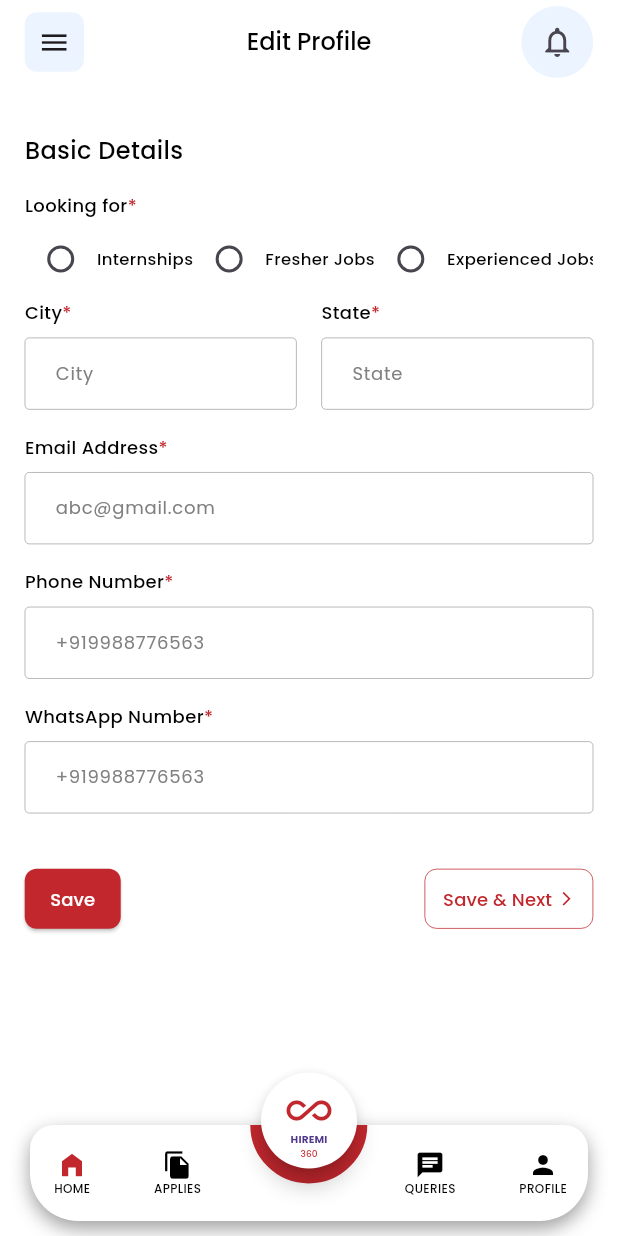
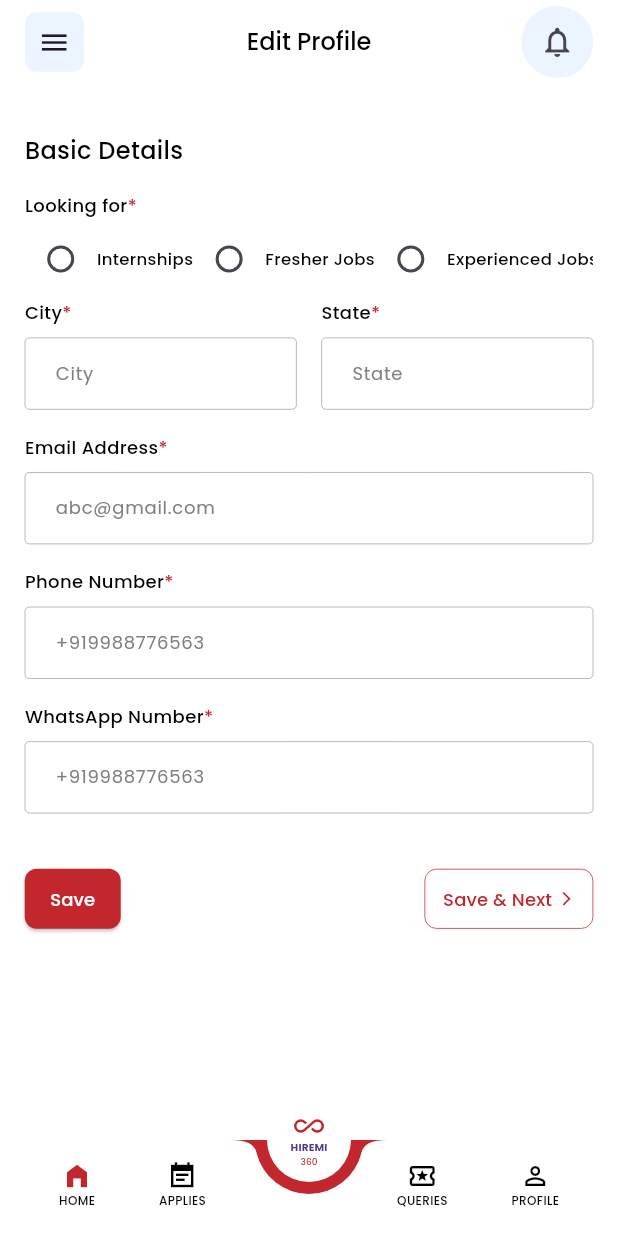
Before and after one commit to MustufaMemon10/hiremi_profile, a Flutter app: the screen it shows after launch, after a tap on "Basic Details", on a phone screen of 412 x 824 dp. Run offline on Flutter 3.47's test engine with Material 3 defaults, Android fonts, the phone set to English and light mode, and no system bars; drawn by our look-alikes of percent_indicator; our stand-ins replace google_fonts, hexcolor.

Commit message:
make desired Nav bar

```diff
--- /dev/null
+++ b/lib/Nav_Bar.dart
@@ -0,0 +1,83 @@
+import 'package:flutter/material.dart';
+import 'package:hiremi_profile/core/utils/constants/AppSizes.dart';
+import 'package:hiremi_profile/core/utils/constants/colors.dart';
+
+class BottomNavBar extends StatefulWidget {
+  const BottomNavBar({super.key});
+
+  @override
+  State<BottomNavBar> createState() => _BottomNavBarState();
+}
+
+class _BottomNavBarState extends State<BottomNavBar> {
+  int _selectedIndex = 0;
+
+  void _onItemTapped(int index) {
+    setState(() {
+      _selectedIndex = index;
+    });
+  }
+
+  @override
+  Widget build(BuildContext context) {
+    double screenWidth = MediaQuery.of(context).size.width;
+    double spacing = (screenWidth - (4 * 50)) / 5;
+    return Container(
+      height: 64,
+      decoration: BoxDecoration(
+        color: AppColors.primary,
+        borderRadius: const BorderRadius.only(
+          topLeft: Radius.circular(16),
+          topRight: Radius.circular(16),
+          bottomLeft: Radius.circular(32),
+          bottomRight: Radius.circular(32),
+        ),
+      ),
+      child:  BottomAppBar(
+        color: Colors.white,
+        shape: const CircularNotchedRectangle(),
+        notchMargin: 8,
+        child: Padding(
+          padding:  EdgeInsets.all(Sizes.responsiveXxs(context)),
+          child:  Row(
+            mainAxisAlignment: MainAxisAlignment.spaceAround,
+            crossAxisAlignment: CrossAxisAlignment.start,
+            children: [
+              _buildNavItem(Icons.home_filled, 'HOME', 0),
+              _buildNavItem(Icons.event_note_sharp, 'APPLIES', 1),
+              SizedBox(width: Sizes.responsiveXxl(context)),
+              _buildNavItem(Icons.local_activity_outlined, 'QUERIES', 2),
+              _buildNavItem(Icons.person_outline, 'PROFILE', 3),
+            ],
+          ),
+        ),
+      ),
+    );
+  }
+
+  Widget _buildNavItem(IconData icon, String label, int index) {
+    return GestureDetector(
+      onTap: () => _onItemTapped(index),
+      child: Column(
+        mainAxisSize: MainAxisSize.min,
+        mainAxisAlignment: MainAxisAlignment.center,
+        children: [
+          Icon(
+            icon,
+            size: 20,
+            color: _selectedIndex == index
+                ? AppColors.primary
+                : Colors.black,
+          ),
+          Text(
+            label,
+            style: const TextStyle(
+              fontSize: 8,
+              color: Colors.black,
+            ),
+          ),
+        ],
+      ),
+    );
+  }
+}
--- a/lib/Navigation.dart
+++ b/lib/Navigation.dart
@@ -1,9 +1,14 @@
 import 'package:flutter/material.dart';
+import 'package:hiremi_profile/Nav_Bar.dart';
 import 'package:hiremi_profile/screens/Verified_Profile_Section/ProfileScreen.dart';
-import 'package:percent_indicator/circular_percent_indicator.dart';
+
+import 'core/utils/constants/AppSizes.dart';
+import 'core/utils/constants/colors.dart';
+
 
 class NewNavbar extends StatefulWidget {
   final bool isV;
+
   const NewNavbar({super.key, required this.isV});
 
   @override
@@ -15,6 +20,7 @@ class _NewNavbarState extends State<NewNavbar> {
   final PageController _pageController = PageController();
 
   late List<Widget> _pages;
+
   @override
   void initState() {
     super.initState();
@@ -35,8 +41,6 @@ class _NewNavbarState extends State<NewNavbar> {
 
   @override
   Widget build(BuildContext context) {
-    double screenWidth = MediaQuery.of(context).size.width;
-    double spacing = (screenWidth - (4 * 50)) / 5;
     return Scaffold(
       backgroundColor: Colors.white,
       body: Stack(
@@ -44,7 +48,8 @@ class _NewNavbarState extends State<NewNavbar> {
           PageView(
             controller: _pageController,
             children: _pages
-                .map((page) => Navigator(
+                .map((page) =>
+                Navigator(
                   onGenerateRoute: (settings) {
                     return MaterialPageRoute(
                       builder: (context) => page,
@@ -58,116 +63,38 @@ class _NewNavbarState extends State<NewNavbar> {
               });
             },
           ),
-          Positioned(
-            bottom: 10,
-            left: 20,
-            right: 20,
-            child: Container(
-              height: 64,
-              decoration: const BoxDecoration(
-                color: Colors.white,
-                borderRadius: BorderRadius.only(
-                  topLeft: Radius.circular(16),
-                  topRight: Radius.circular(16),
-                  bottomLeft: Radius.circular(32),
-                  bottomRight: Radius.circular(32),
+    ]
       ),
-                boxShadow: [
-                  BoxShadow(
-                    color: Colors.grey,
-                    blurRadius: 10,
-                    offset: Offset(0, 5),
+          bottomNavigationBar: const BottomNavBar(),
+          floatingActionButtonLocation: FloatingActionButtonLocation.centerDocked,
+          floatingActionButton:
+          FloatingActionButton(
+              onPressed: () {
+                // Define the action for the FloatingActionButton here
+              },
+              elevation: 0,
+              backgroundColor: Colors.white,
+              shape: const CircleBorder(),
+              child:  const Center(
+                child:Column(
+                  mainAxisAlignment: MainAxisAlignment.center,
+                  children: [
+                    Icon(
+                      Icons.all_inclusive,
+                      color: Color(0xFFC1272D),
+                      size: 20,
+                    ),
+                    Text(
+                      'HIREMI',
+                      style: TextStyle(fontSize: 7, fontWeight: FontWeight.bold),
+                    ),
+                    Text(
+                      '360',
+                      style: TextStyle(fontSize: 6, color: Color(0xFFC1272D)),
                     ),
                   ],
                 ),
-              child: Padding(
-                padding: const EdgeInsets.all(16),
-                child: Row(
-                  children: [
-                    _buildNavItem(Icons.home_filled, 'HOME', 0),
-                    SizedBox(
-                      width: spacing,
-                    ),
-                    _buildNavItem(Icons.file_copy, 'APPLIES', 1),
-                    SizedBox(
-                      width: spacing * 3.2,
-                    ),
-                    _buildNavItem(Icons.chat, 'QUERIES', 2),
-                    SizedBox(
-                      width: spacing,
-                    ),
-                    _buildNavItem(Icons.person, 'PROFILE', 3),
-                  ],
-                ),
-              ),
-            ),
-          ),
-          // Positioned(
-          //     bottom:
-          //         10,
-          //     left: 0,
-          //     right: 0,
-          //     child: SizedBox(height: 100, width: 5,child: Image.asset('assets/Rectangle 50.png'))
-          //     ),
-          Positioned(
-              bottom: 35,
-              left: screenWidth*0.405,
-              child: CircularPercentIndicator(
-                radius: 39,
-                lineWidth: 15,
-                percent: 0.50,
-
-                progressColor: const Color(0xFFC1272D),
-                backgroundColor: Colors.transparent,
-                startAngle: 90,
               )),
-          Positioned(
-            bottom: 25,
-            left: 0,
-            right: 0,
-            child: Transform.translate(
-              offset: const Offset(0, -20),
-              child: Center(
-                child: SizedBox(
-                  width: 64,
-                  height: 64,
-                  child: FloatingActionButton(
-                    onPressed: () {
-                      // Define the action for the FloatingActionButton here
-                    },
-                    backgroundColor: Colors.white,
-                    shape: const CircleBorder(),
-                    child: const Center(
-                      child: Column(
-                        children: [
-                          SizedBox(
-                            height: 10,
-                          ),
-                          Icon(
-                            Icons.all_inclusive,
-                            color: Color(0xFFC1272D),
-                            size: 30,
-                          ),
-                          Text(
-                            'HIREMI',
-                            style: TextStyle(
-                                fontSize: 7, fontWeight: FontWeight.bold),
-                          ),
-                          Text(
-                            '360',
-                            style: TextStyle(
-                                fontSize: 6, color: Color(0xFFC1272D)),
-                          )
-                        ],
-                      ),
-                    ),
-                  ),
-                ),
-              ),
-            ),
-          ),
-        ],
-      ),
     );
   }
 
@@ -182,7 +109,7 @@ class _NewNavbarState extends State<NewNavbar> {
             icon,
             size: 20,
             color: _selectedIndex == index
-                ? const Color(0xFFC1272D)
+                ? AppColors.primary
                 : Colors.black,
           ),
           Text(
```
Lines whose indentation alone changed are shown as unchanged.
